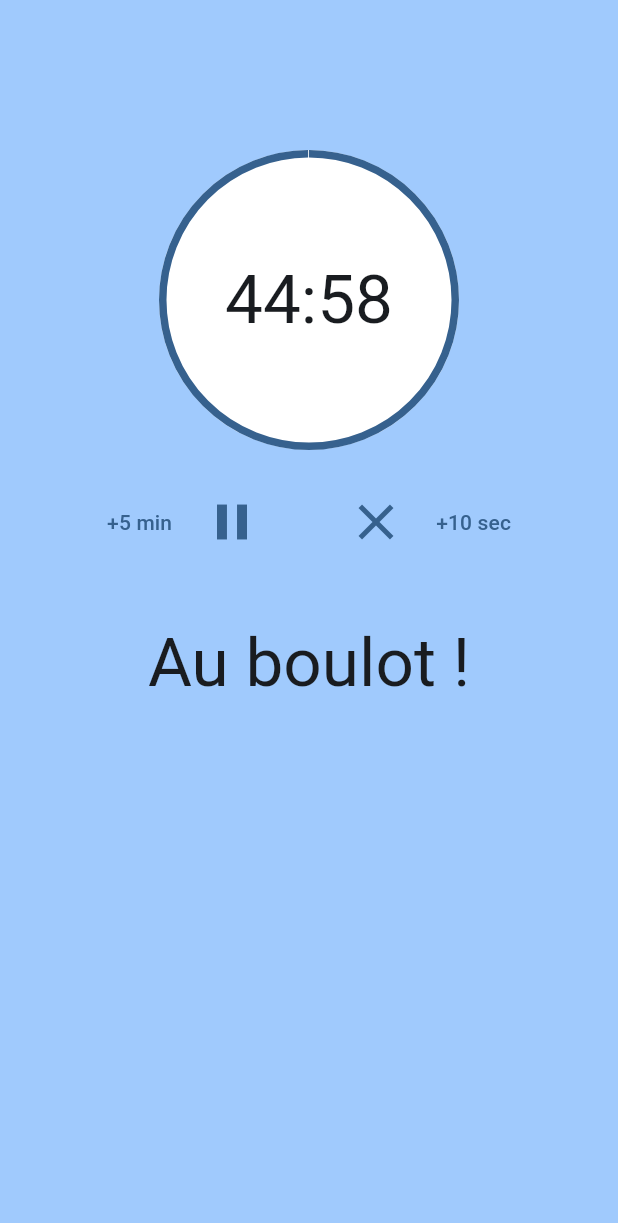
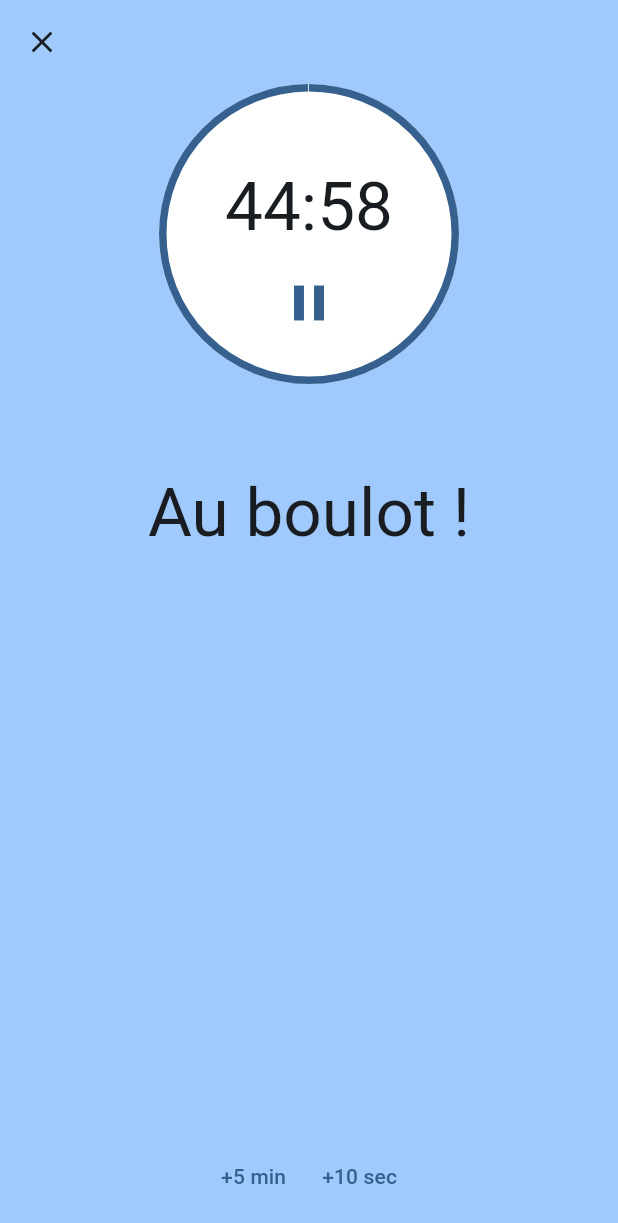
Before and after one commit to symeonrb/pomodoro_flutter, a Flutter app: the TimerPage screen opened directly, on a phone screen of 412 x 824 dp. Shown: the top 1223 px of the screen. Run offline on Flutter 3.47's test engine with Material 3 defaults, Android fonts, the phone set to English and light mode, and no system bars; our stand-ins replace flutter_bloc.

Commit message:
Better ui

```diff
--- a/lib/timer/timer_page.dart
+++ b/lib/timer/timer_page.dart
@@ -37,75 +37,21 @@ class TimerPage extends StatelessWidget {
               useMaterial3: true,
             ),
             child: Scaffold(
+              appBar: AppBar(
                 backgroundColor: colorScheme.inversePrimary,
-              body: const TimerScreen(),
-            ),
-          );
-        },
-      ),
-    );
-  }
-}
-
-class TimerScreen extends StatelessWidget {
-  const TimerScreen({super.key});
-
-  @override
-  Widget build(BuildContext context) {
-    return Column(
-      children: [
-        const SizedBox(height: 100),
-        const Counter(),
-        const SizedBox(height: 20),
-        IconTheme(
-          data: IconThemeData(
-            color: Theme.of(context).colorScheme.primary,
-            size: 40,
-          ),
-          child: BlocSelector<TimerCubit, TimerState?, bool>(
-            selector: (timer) => timer?.isRunning ?? false,
-            builder: (context, isRunning) {
-              return Row(
-                mainAxisAlignment: MainAxisAlignment.center,
-                children: [
-                  TextButton(
-                    onPressed: () => context
-                        .read<TimerCubit>()
-                        .cheat(dontWait: const Duration(minutes: -5)),
-                    child: const Text('+5 min'),
-                  ),
-                  const SizedBox(height: 20),
-                  if (isRunning)
-                    IconButton(
-                      onPressed: context.read<TimerCubit>().pause,
-                      icon: const Icon(Icons.pause),
-                    )
-                  else
-                    IconButton(
-                      onPressed: context.read<TimerCubit>().resume,
-                      icon: const Icon(Icons.play_arrow),
-                    ),
-                  const SizedBox(width: 40),
-                  IconButton(
+                leading: IconButton(
                   onPressed: () {
                     context.read<TimerCubit>().cancel();
                     Navigator.of(context).pop();
                   },
                   icon: const Icon(Icons.close),
                 ),
-                  const SizedBox(height: 20),
-                  TextButton(
-                    onPressed: () => context
-                        .read<TimerCubit>()
-                        .cheat(dontWait: const Duration(seconds: -10)),
-                    child: const Text('+10 sec'),
               ),
-                ],
-              );
-            },
-          ),
-        ),
-        const SizedBox(height: 40),
+              backgroundColor: colorScheme.inversePrimary,
+              body: ListView(
+                children: [
+                  const Center(child: Counter()),
+                  const SizedBox(height: 60),
                   BlocSelector<TimerCubit, TimerState?, bool>(
                     selector: (timer) => timer?.working ?? true,
                     builder: (context, working) {
@@ -117,6 +63,32 @@ class TimerScreen extends StatelessWidget {
                     },
                   ),
                 ],
+              ),
+              bottomNavigationBar: Padding(
+                padding: const EdgeInsets.all(16),
+                child: Row(
+                  mainAxisAlignment: MainAxisAlignment.center,
+                  children: [
+                    TextButton(
+                      onPressed: () => context
+                          .read<TimerCubit>()
+                          .cheat(dontWait: const Duration(minutes: -5)),
+                      child: const Text('+5 min'),
+                    ),
+                    const SizedBox(height: 20),
+                    TextButton(
+                      onPressed: () => context
+                          .read<TimerCubit>()
+                          .cheat(dontWait: const Duration(seconds: -10)),
+                      child: const Text('+10 sec'),
+                    ),
+                  ],
+                ),
+              ),
+            ),
+          );
+        },
+      ),
     );
   }
 }
@@ -152,8 +124,8 @@ class _CounterState extends State<Counter> {
 
   @override
   Widget build(BuildContext context) {
-    final timerState = context.watch<TimerCubit>().state;
-    final elapsed = timerState.timeLeft;
+    final timer = context.watch<TimerCubit>().state;
+    final elapsed = timer.timeLeft;
     final formattedElapsed =
         '${elapsed.inMinutes}:${(elapsed.inSeconds % 60).toString().padLeft(2, '0')}';
 
@@ -167,16 +139,38 @@ class _CounterState extends State<Counter> {
       child: Stack(
         fit: StackFit.expand,
         children: [
+          CircularProgressIndicator(
+            value: elapsed.inSeconds / timer.duration.inSeconds,
+            strokeWidth: 5,
+            strokeAlign: BorderSide.strokeAlignInside,
+          ),
           Center(
-            child: Text(
+            child: Column(
+              mainAxisSize: MainAxisSize.min,
+              children: [
+                const SizedBox(height: 30),
+                Text(
                   formattedElapsed,
                   style: Theme.of(context).textTheme.displayMedium,
                 ),
+                const SizedBox(height: 10),
+                IconTheme(
+                  data: IconThemeData(
+                    color: Theme.of(context).colorScheme.primary,
+                    size: 40,
                   ),
-          CircularProgressIndicator(
-            value: elapsed.inSeconds / timerState.duration.inSeconds,
-            strokeWidth: 5,
-            strokeAlign: BorderSide.strokeAlignInside,
+                  child: timer.isRunning
+                      ? IconButton(
+                          onPressed: context.read<TimerCubit>().pause,
+                          icon: const Icon(Icons.pause),
+                        )
+                      : IconButton(
+                          onPressed: context.read<TimerCubit>().resume,
+                          icon: const Icon(Icons.play_arrow),
+                        ),
+                ),
+              ],
+            ),
           ),
         ],
       ),
```
Lines whose indentation alone changed are shown as unchanged.
